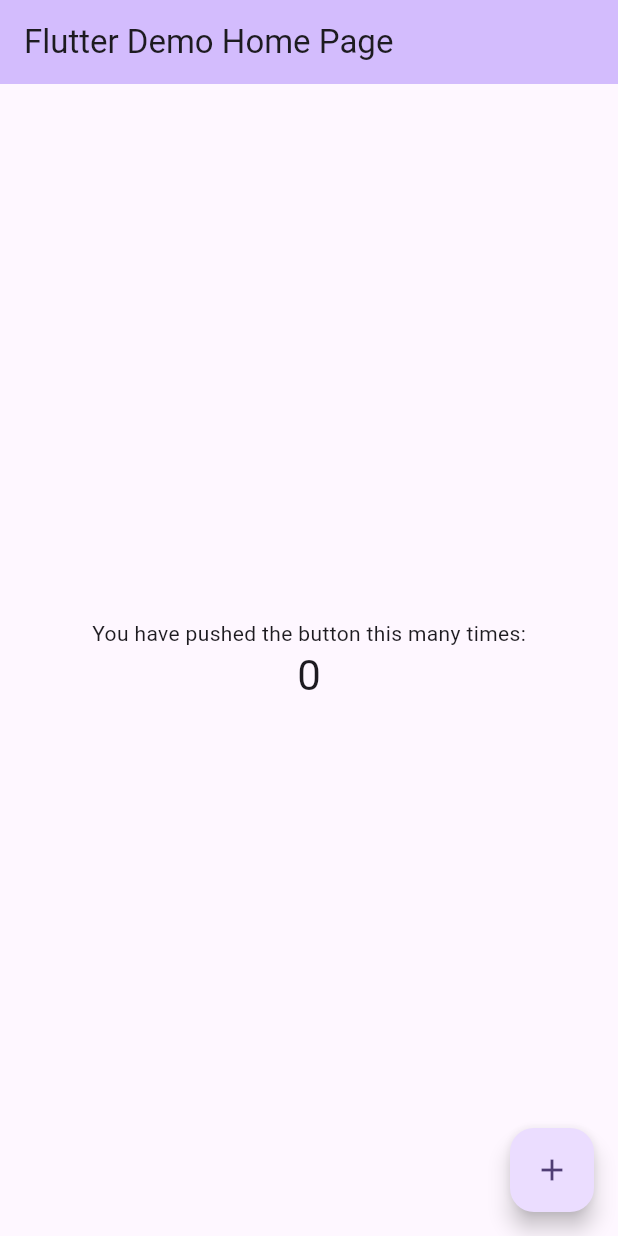
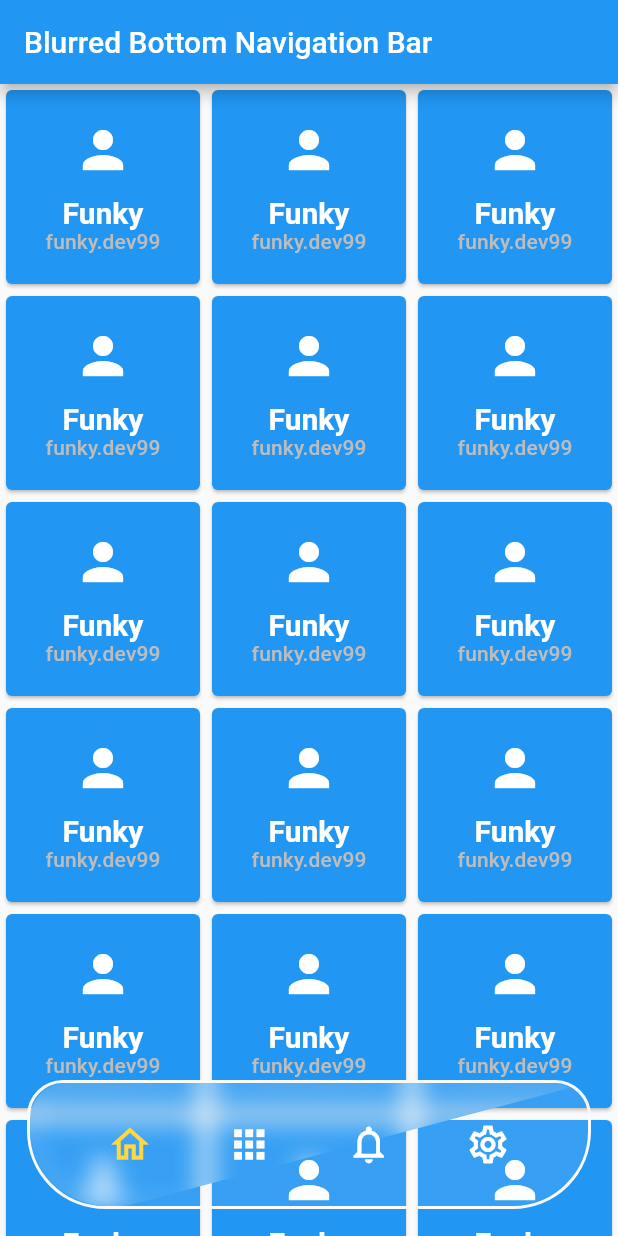
Before and after one commit to funky-dev99/Flutter-Floating-and-blurred-BNB, a Flutter app: the screen it shows after launch, on a phone screen of 412 x 824 dp. Run offline on Flutter 3.47's test engine with Material 2 defaults, Android fonts, the phone set to English and light mode, and no system bars; drawn by our look-alikes of zoom_tap_animation.

Commit message:
Code added

```diff
--- a/blurred_bottom_navigation/lib/main.dart
+++ b/blurred_bottom_navigation/lib/main.dart
@@ -1,4 +1,23 @@
+import 'dart:ui';
 import 'package:flutter/material.dart';
+import 'package:zoom_tap_animation/zoom_tap_animation.dart';
+
+//
+// Created by Funky
+//
+//! Instagram
+//? @funky.dev99
+//
+//! Tik Tok
+//? funky.dev
+//
+//! Facebook
+//? Funky-Dev
+//
+//! GitHub
+//? funky.dev99
+//
+//
 
 void main() {
   runApp(const MyApp());
@@ -7,119 +26,161 @@ void main() {
 class MyApp extends StatelessWidget {
   const MyApp({super.key});
 
-  // This widget is the root of your application.
   @override
   Widget build(BuildContext context) {
-    return MaterialApp(
-      title: 'Flutter Demo',
-      theme: ThemeData(
-        // This is the theme of your application.
-        //
-        // TRY THIS: Try running your application with "flutter run". You'll see
-        // the application has a blue toolbar. Then, without quitting the app,
-        // try changing the seedColor in the colorScheme below to Colors.green
-        // and then invoke "hot reload" (save your changes or press the "hot
-        // reload" button in a Flutter-supported IDE, or press "r" if you used
-        // the command line to start the app).
-        //
-        // Notice that the counter didn't reset back to zero; the application
-        // state is not lost during the reload. To reset the state, use hot
-        // restart instead.
-        //
-        // This works for code too, not just values: Most code changes can be
-        // tested with just a hot reload.
-        colorScheme: ColorScheme.fromSeed(seedColor: Colors.deepPurple),
-        useMaterial3: true,
-      ),
-      home: const MyHomePage(title: 'Flutter Demo Home Page'),
+    return const MaterialApp(
+      debugShowCheckedModeBanner: false,
+      themeMode: ThemeMode.system,
+      home: FinalView(),
     );
   }
 }
 
-class MyHomePage extends StatefulWidget {
-  const MyHomePage({super.key, required this.title});
-
-  // This widget is the home page of your application. It is stateful, meaning
-  // that it has a State object (defined below) that contains fields that affect
-  // how it looks.
-
-  // This class is the configuration for the state. It holds the values (in this
-  // case the title) provided by the parent (in this case the App widget) and
-  // used by the build method of the State. Fields in a Widget subclass are
-  // always marked "final".
-
-  final String title;
+class FinalView extends StatefulWidget {
+  const FinalView({super.key});
 
   @override
-  State<MyHomePage> createState() => _MyHomePageState();
+  State<FinalView> createState() => _FinalViewState();
 }
 
-class _MyHomePageState extends State<MyHomePage> {
-  int _counter = 0;
+class _FinalViewState extends State<FinalView> {
+  int selectedItem = 0;
+  @override
+  Widget build(BuildContext context) {
+    ThemeData theme = Theme.of(context);
+    return Scaffold(
+      backgroundColor: theme.scaffoldBackgroundColor,
+      appBar: AppBar(title: const Text("Blurred Bottom Navigation Bar")),
+      body: Stack(
+        fit: StackFit.expand,
+        children: [
+          /// GridView
+          GridView.builder(
+            gridDelegate: const SliverGridDelegateWithFixedCrossAxisCount(
+              crossAxisCount: 3,
+            ),
+            itemBuilder: (context, index) {
+              return Card(
+                color: theme.primaryColor,
+                child: Column(
+                  crossAxisAlignment: CrossAxisAlignment.center,
+                  mainAxisAlignment: MainAxisAlignment.center,
+                  children: [
+                    const Icon(
+                      Icons.person,
+                      color: Colors.white,
+                      size: 40,
+                    ),
+                    const SizedBox(
+                      height: 10,
+                    ),
+                    Text("Funky",
+                        style: theme.textTheme.titleLarge!.copyWith(
+                          color: Colors.white,
+                          fontWeight: FontWeight.bold,
+                        )),
+                    Text(
+                      "funky.dev99",
+                      style: theme.textTheme.titleSmall!.copyWith(
+                        color: Colors.grey.shade400,
+                      ),
+                    ),
+                  ],
+                ),
+              );
+            },
+          ),
 
-  void _incrementCounter() {
-    setState(() {
-      // This call to setState tells the Flutter framework that something has
-      // changed in this State, which causes it to rerun the build method below
-      // so that the display can reflect the updated values. If we changed
-      // _counter without calling setState(), then the build method would not be
-      // called again, and so nothing would appear to happen.
-      _counter++;
-    });
+          /// Custom Bottom Navigation Bar
+          Positioned(
+            bottom: 18,
+            left: 18,
+            right: 18,
+            height: 86,
+            child: Container(
+              decoration: BoxDecoration(
+                border:
+                Border.all(width: 2, color: theme.scaffoldBackgroundColor),
+                borderRadius: const BorderRadius.only(
+                    topRight: Radius.circular(24),
+                    topLeft: Radius.circular(24),
+                    bottomLeft: Radius.circular(52),
+                    bottomRight: Radius.circular(52)),
+                color: theme.scaffoldBackgroundColor.withOpacity(0.1),
+              ),
+              child: ClipRRect(
+                borderRadius: const BorderRadius.only(
+                    topRight: Radius.circular(24),
+                    topLeft: Radius.circular(24),
+                    bottomLeft: Radius.circular(52),
+                    bottomRight: Radius.circular(52)),
+                child: ClipPath(
+                  clipper: MyCustomClipper(),
+                  child: BackdropFilter(
+                    filter: ImageFilter.blur(sigmaY: 8, sigmaX: 8),
+                    child: Container(),
+                  ),
+                ),
+              ),
+            ),
+          ),
+
+          /// Bottom Navigation bar items
+          Positioned(
+              bottom: 18,
+              left: 22,
+              right: 22,
+              height: 86,
+              child: Row(
+                mainAxisAlignment: MainAxisAlignment.spaceEvenly,
+                crossAxisAlignment: CrossAxisAlignment.stretch,
+                mainAxisSize: MainAxisSize.max,
+                children: [
+                  _buildBNBItem(Icons.home_outlined, 0),
+                  _buildBNBItem(Icons.apps, 1),
+                  _buildBNBItem(Icons.notifications_outlined, 2),
+                  _buildBNBItem(Icons.settings_outlined, 3),
+                ],
+              ))
+        ],
+      ),
+    );
+  }
+
+  Widget _buildBNBItem(IconData icon, index) {
+    return ZoomTapAnimation(
+      onTap: () {
+        setState(() {
+          selectedItem = index;
+        });
+      },
+      child: Icon(
+        icon,
+        color: selectedItem == index ? Colors.amberAccent : Colors.white,
+        size: 30,
+      ),
+    );
+  }
+}
+
+class MyCustomClipper extends CustomClipper<Path> {
+  @override
+  Path getClip(Size size) {
+    // TODO: implement getClip
+    Path path = Path();
+    path.moveTo(0, 0);
+    path.lineTo(size.width, 0);
+    path.lineTo(64, size.height);
+    path.lineTo(0, size.height);
+    path.lineTo(0, 0);
+    path.close();
+
+    return path;
   }
 
   @override
-  Widget build(BuildContext context) {
-    // This method is rerun every time setState is called, for instance as done
-    // by the _incrementCounter method above.
-    //
-    // The Flutter framework has been optimized to make rerunning build methods
-    // fast, so that you can just rebuild anything that needs updating rather
-    // than having to individually change instances of widgets.
-    return Scaffold(
-      appBar: AppBar(
-        // TRY THIS: Try changing the color here to a specific color (to
-        // Colors.amber, perhaps?) and trigger a hot reload to see the AppBar
-        // change color while the other colors stay the same.
-        backgroundColor: Theme.of(context).colorScheme.inversePrimary,
-        // Here we take the value from the MyHomePage object that was created by
-        // the App.build method, and use it to set our appbar title.
-        title: Text(widget.title),
-      ),
-      body: Center(
-        // Center is a layout widget. It takes a single child and positions it
-        // in the middle of the parent.
-        child: Column(
-          // Column is also a layout widget. It takes a list of children and
-          // arranges them vertically. By default, it sizes itself to fit its
-          // children horizontally, and tries to be as tall as its parent.
-          //
-          // Column has various properties to control how it sizes itself and
-          // how it positions its children. Here we use mainAxisAlignment to
-          // center the children vertically; the main axis here is the vertical
-          // axis because Columns are vertical (the cross axis would be
-          // horizontal).
-          //
-          // TRY THIS: Invoke "debug painting" (choose the "Toggle Debug Paint"
-          // action in the IDE, or press "p" in the console), to see the
-          // wireframe for each widget.
-          mainAxisAlignment: MainAxisAlignment.center,
-          children: <Widget>[
-            const Text(
-              'You have pushed the button this many times:',
-            ),
-            Text(
-              '$_counter',
-              style: Theme.of(context).textTheme.headlineMedium,
-            ),
-          ],
-        ),
-      ),
-      floatingActionButton: FloatingActionButton(
-        onPressed: _incrementCounter,
-        tooltip: 'Increment',
-        child: const Icon(Icons.add),
-      ), // This trailing comma makes auto-formatting nicer for build methods.
-    );
+  bool shouldReclip(covariant CustomClipper<Path> oldClipper) {
+    // TODO: implement shouldReclip
+    return true;
   }
 }
--- a/blurred_bottom_navigation/pubspec.yaml
+++ b/blurred_bottom_navigation/pubspec.yaml
@@ -35,6 +35,7 @@ dependencies:
   # The following adds the Cupertino Icons font to your application.
   # Use with the CupertinoIcons class for iOS style icons.
   cupertino_icons: ^1.0.2
+  zoom_tap_animation: ^1.1.0 # Animation
 
 dev_dependencies:
   flutter_test:
```
Also changed, not shown: blurred_bottom_navigation/pubspec.lock.
